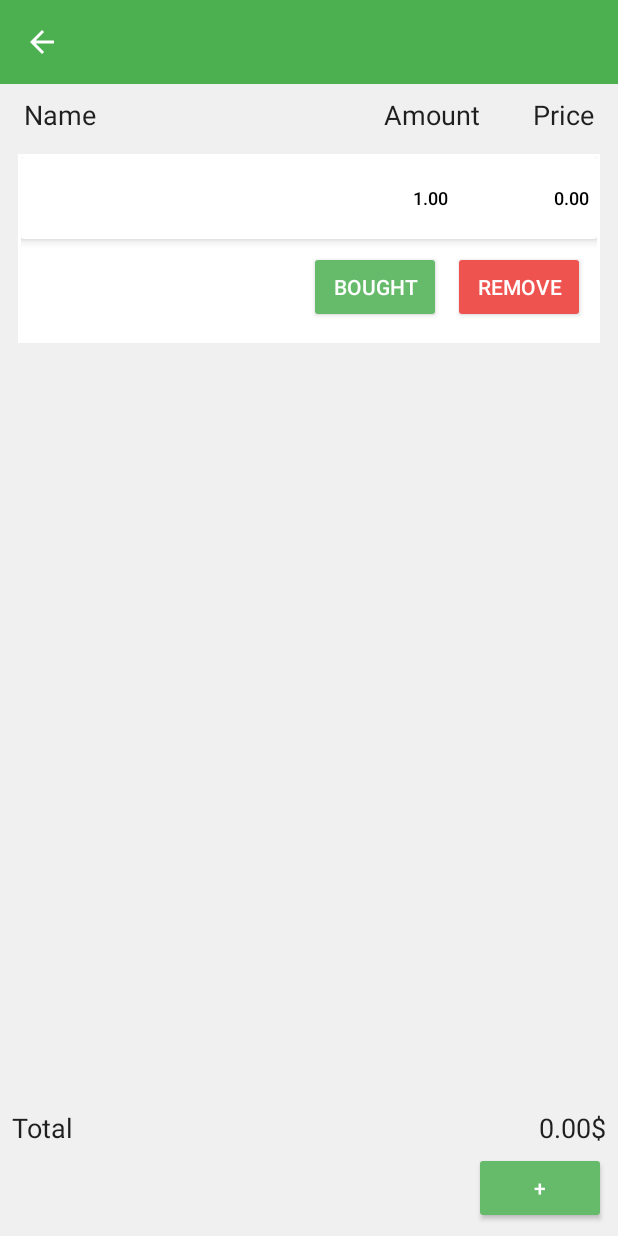
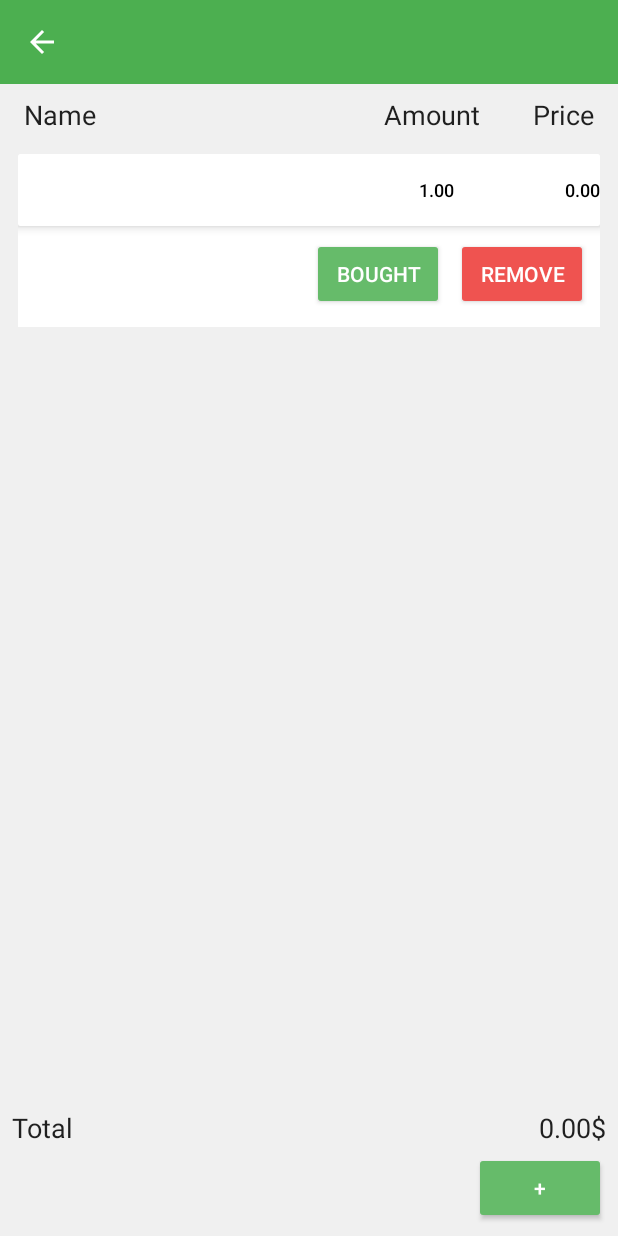
Before and after one commit to PiosDamian/shoppingList, an Android app: the ListActivity screen opened directly, with no data from a screen before it, on a phone screen of 412 x 824 dp. Run offline under Robolectric (Android 15) with nearby library versions, the phone set to English and light mode, and no system bars.

Commit message:
padding, margin

```diff
--- a/app/src/main/res/layout/item_view.xml
+++ b/app/src/main/res/layout/item_view.xml
@@ -13,28 +13,30 @@
         android:layout_width="match_parent"
         android:layout_height="wrap_content"
         android:elevation="4dp"
+        android:padding="0dp"
         card_view:cardCornerRadiud="4dp">
 
         <android.support.constraint.ConstraintLayout
             android:id="@+id/item_layout"
             android:layout_width="match_parent"
             android:layout_height="wrap_content"
-            android:layout_margin="2dp">
+            android:layout_margin="0dp"
+            android:padding="0dp">
 
             <android.support.v7.widget.CardView
                 android:id="@+id/edit_card"
                 android:layout_width="match_parent"
                 android:layout_height="wrap_content"
+                android:padding="0dp"
+                android:layout_margin="0dp"
                 app:cardElevation="4dp">
 
                 <LinearLayout
                     android:id="@+id/edit_area"
                     android:layout_width="match_parent"
                     android:layout_height="wrap_content"
-                    android:layout_margin="3dp"
-                    android:layout_marginEnd="8dp"
-                    android:layout_marginStart="8dp"
-                    android:layout_marginTop="3dp"
+                    android:layout_margin="0dp"
+                    android:padding="0dp"
                     android:background="#ffffff"
                     app:layout_constraintEnd_toEndOf="parent"
                     app:layout_constraintStart_toStartOf="parent"
--- a/app/src/main/res/values/styles.xml
+++ b/app/src/main/res/values/styles.xml
@@ -19,5 +19,7 @@
         <item name="android:textColor">@color/colorItem</item>
         <item name="android:textAllCaps">false</item>
         <item name="android:padding">0dp</item>
+        <item name="android:layout_margin">0dp</item>
+        <item name="android:paddingRight">3dp</item>
     </style>
 </resources>
```
